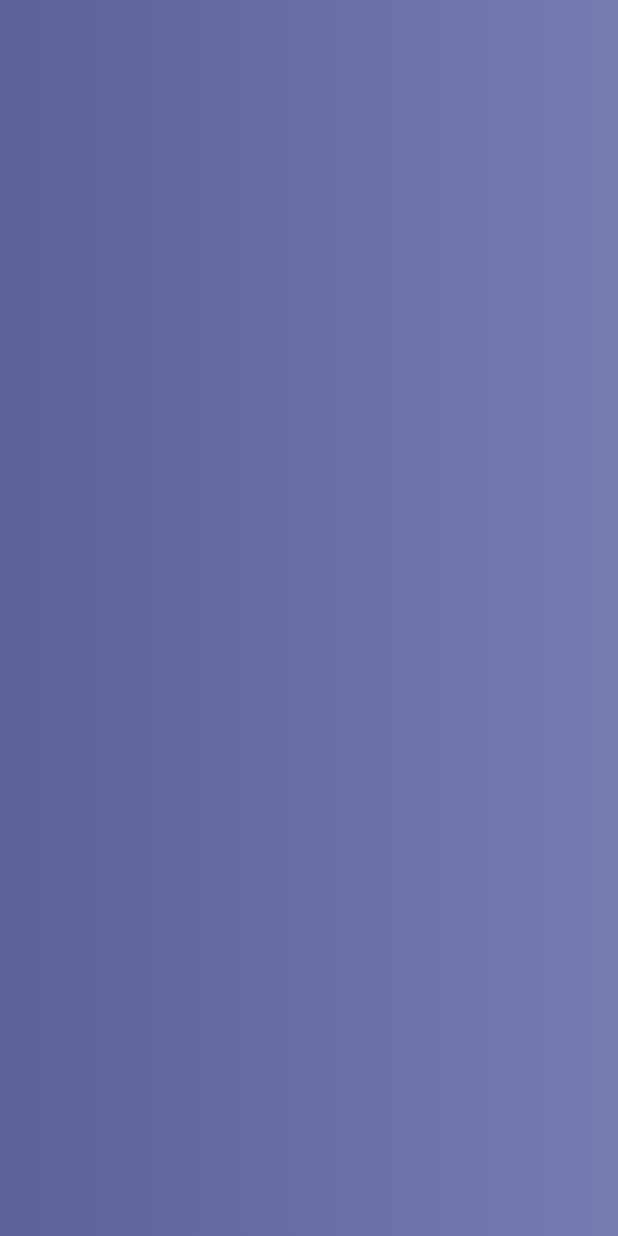
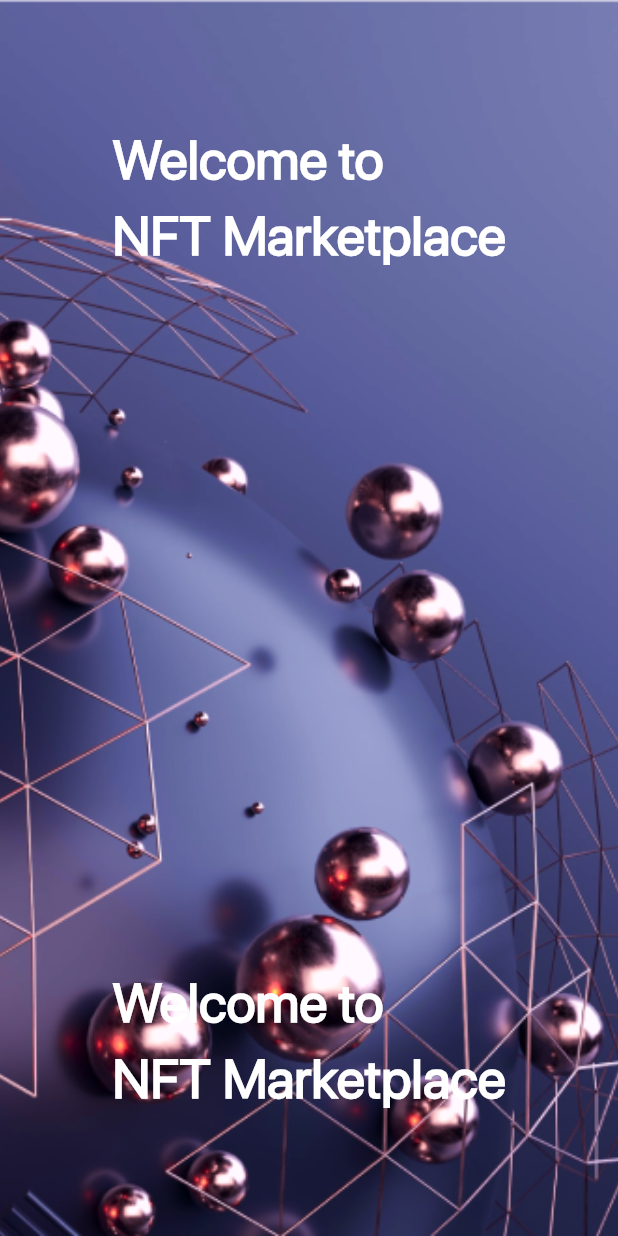
Before and after one commit to Eslamadelelkhouly/nftmarketplace, a Flutter app: the screen it shows after launch, on a phone screen of 412 x 824 dp. Run offline on Flutter 3.47's test engine with Material 3 defaults, Android fonts, the phone set to English and light mode, and no system bars.

Commit message:
add background image in onBoarding

```diff
--- /dev/null
+++ b/lib/core/resources/asset_image_manger.dart
@@ -0,0 +1,3 @@
+class AssetImageManger {
+  static const String ImageOnBoarding = 'assets/images/OnBoarding.png';
+}
--- a/lib/core/resources/color_manager.dart
+++ b/lib/core/resources/color_manager.dart
@@ -3,4 +3,5 @@ import 'package:flutter/material.dart';
 class ColorManager {
   static const Color panfsag = Color(0xff5C609B);
   static const Color panfsaglight = Color(0xff767CB2);
+  static const Color white = Colors.white;
 }
--- /dev/null
+++ b/lib/core/resources/manage_style_text.dart
@@ -0,0 +1,11 @@
+import 'package:flutter/material.dart';
+import 'package:nftmarketplace/core/resources/color_manager.dart';
+
+class ManageStyleText {
+  static const TextStyle textStyleHeading = TextStyle(
+    fontFamily: 'SF Pro Display',
+    fontSize: 36,
+    fontWeight: FontWeight.w900,
+    color: ColorManager.white,
+  );
+}
--- a/lib/core/resources/string_manager.dart
+++ b/lib/core/resources/string_manager.dart
@@ -1,5 +1,4 @@
 class StringManager {
   static const String Title = r'''Welcome to
 NFT Marketplace''';
-
 }
--- a/lib/features/onboarding/on_boarding_screen.dart
+++ b/lib/features/onboarding/on_boarding_screen.dart
@@ -1,5 +1,8 @@
 import 'package:flutter/material.dart';
+import 'package:nftmarketplace/core/resources/asset_image_manger.dart';
 import 'package:nftmarketplace/core/resources/color_manager.dart';
+import 'package:nftmarketplace/core/resources/manage_style_text.dart';
+import 'package:nftmarketplace/core/resources/string_manager.dart';
 
 class OnBoardingScreen extends StatelessWidget {
   const OnBoardingScreen({super.key});
@@ -7,14 +10,39 @@ class OnBoardingScreen extends StatelessWidget {
   @override
   Widget build(BuildContext context) {
     return Scaffold(
-      body: Container(
-        decoration: const BoxDecoration(
-          gradient: LinearGradient(
-            colors: [
-              ColorManager.panfsag,
-              ColorManager.panfsaglight,
-            ],
-          ),
+      body: SafeArea(
+        child: Stack(
+          children: [
+            Image.asset(
+              width: double.infinity,
+              height: double.infinity,
+              fit: BoxFit.cover,
+              AssetImageManger.ImageOnBoarding,
+            ),
+            SizedBox(
+              height: double.infinity,
+              width: double.infinity,
+              child: Padding(
+                padding: const EdgeInsets.symmetric(vertical: 80),
+                child: Column(
+                  crossAxisAlignment: CrossAxisAlignment.center,
+                  children: [
+                    Text(
+                      StringManager.Title,
+                      style: ManageStyleText.textStyleHeading,
+                      textAlign: TextAlign.left,
+                    ),
+                    Spacer(),
+                    Text(
+                      StringManager.Title,
+                      style: ManageStyleText.textStyleHeading,
+                      textAlign: TextAlign.left,
+                    ),
+                  ],
+                ),
+              ),
+            ),
+          ],
         ),
       ),
     );
```
Also changed, not shown: pubspec.yaml (+7 -9 lines), assets/fonts/SFPRODISPLAYBOLD.OTF (added), assets/fonts/SFPRODISPLAYREGULAR.OTF (added), assets/images/OnBoarding.png (added).
